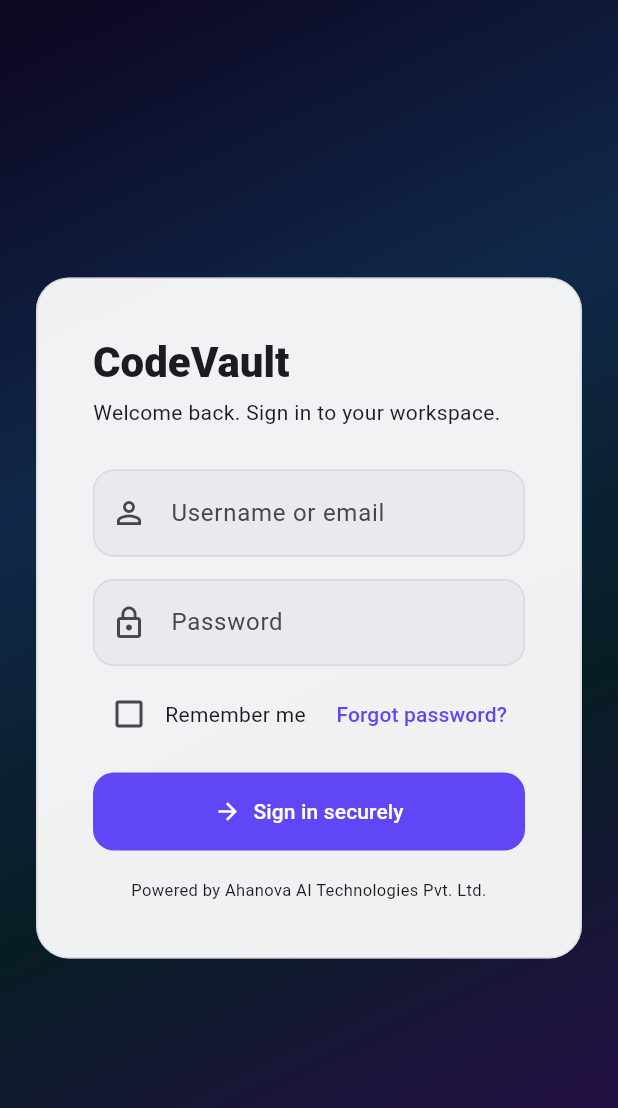
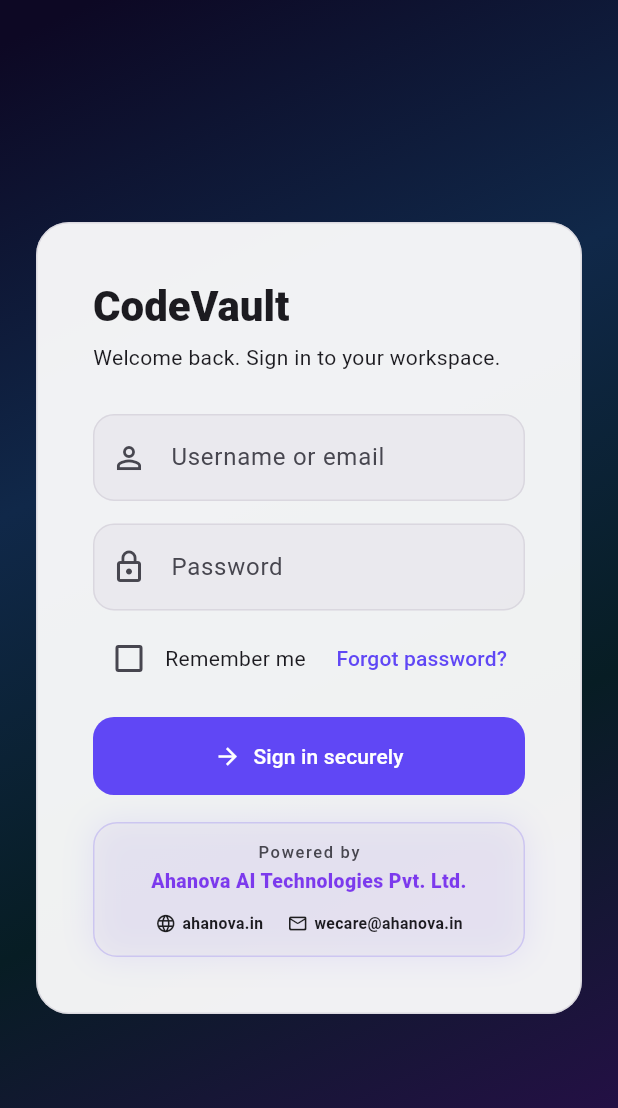
Before and after one commit to SATABHISHA/CodeVault, a Flutter app: the screen it shows after launch, on a phone screen of 412 x 824 dp. Shown: the top 1108 px of the screen. Run offline on Flutter 3.47's test engine with Material 3 defaults, Android fonts, the phone set to English and light mode, and no system bars; our stand-ins replace dio, drift, flutter_riverpod, flutter_secure_storage, go_router, pdf and 2 more; missing offline and left inert: barcode, cryptography, dart:js_interop, file_selector; accounts and stored records are empty; generated files the repository leaves out were written again.

Commit message:
have added our comapny name in branded way

```diff
--- a/lib/features/authentication/presentation/login_screen.dart
+++ b/lib/features/authentication/presentation/login_screen.dart
@@ -7,6 +7,7 @@
 import 'package:codevault/platform/windows/data/bootstrap_store.dart';
 import 'package:codevault/shared/widgets/animated_login_background.dart';
 import 'package:codevault/shared/widgets/app_text_field.dart';
+import 'package:codevault/shared/widgets/ahanova_signature.dart';
 import 'package:dio/dio.dart';
 import 'package:flutter/material.dart';
 import 'package:flutter_riverpod/flutter_riverpod.dart';
@@ -161,14 +162,16 @@
                               ),
                               const SizedBox(height: 8),
                               Row(
-                                mainAxisAlignment: MainAxisAlignment.spaceBetween,
+                                mainAxisAlignment:
+                                    MainAxisAlignment.spaceBetween,
                                 children: [
                                   Row(
                                     children: [
                                       Checkbox(
                                         value: rememberMe,
                                         onChanged: (val) => setState(
-                                            () => rememberMe = val ?? false),
+                                          () => rememberMe = val ?? false,
+                                        ),
                                       ),
                                       const Text('Remember me'),
                                     ],
@@ -197,11 +200,7 @@
                                 ),
                               ),
                               const SizedBox(height: 18),
-                              const Text(
-                                BrandConfig.poweredBy,
-                                textAlign: TextAlign.center,
-                                style: TextStyle(fontSize: 11),
-                              ),
+                              const AhanovaSignature(),
                             ],
                           ),
                         ),
@@ -295,15 +294,19 @@
         String message;
         if (exception is DioException) {
           if (exception.response == null) {
-            message = 'We could not reach CodeVault. Check your connection and try again.';
+            message =
+                'We could not reach CodeVault. Check your connection and try again.';
           } else if (exception.response?.statusCode == 429) {
-            message = 'Too many attempts. Please wait a moment before trying again.';
+            message =
+                'Too many attempts. Please wait a moment before trying again.';
           } else if (exception.response?.statusCode == 422) {
-            message = 'The username or password is incorrect. Please check your details.';
+            message =
+                'The username or password is incorrect. Please check your details.';
           } else if (exception.response?.statusCode == 403) {
             message = 'Your account or tenant is currently unavailable.';
           } else {
-            message = 'An unexpected server error occurred (${exception.response?.statusCode}). Please try again later.';
+            message =
+                'An unexpected server error occurred (${exception.response?.statusCode}). Please try again later.';
           }
         } else {
           message = 'An unexpected error occurred. Please try again.';
@@ -320,7 +323,9 @@
   Future<void> _persistCompanyId(String companyId) async {
     try {
       await createBootstrapStore().writeCompanyId(companyId);
-    } catch (_) { /* bootstrap store failure is non-fatal */ }
+    } catch (_) {
+      /* bootstrap store failure is non-fatal */
+    }
   }
 
   Future<void> _showLoginFailure(String message) => showGeneralDialog<void>(
--- a/lib/features/authentication/presentation/splash_screen.dart
+++ b/lib/features/authentication/presentation/splash_screen.dart
@@ -2,6 +2,7 @@
 import 'package:codevault/core/platform/platform_capabilities.dart';
 import 'package:flutter/material.dart';
 import 'package:go_router/go_router.dart';
+import 'package:codevault/shared/widgets/ahanova_signature.dart';
 
 class SplashScreen extends StatefulWidget {
   const SplashScreen({super.key});
@@ -40,7 +41,7 @@
               style: TextStyle(fontSize: 32, fontWeight: FontWeight.w700),
             ),
             SizedBox(height: 8),
-            Text(BrandConfig.poweredBy),
+            AhanovaSignature(),
           ],
         ),
       ),
--- /dev/null
+++ b/lib/shared/widgets/ahanova_signature.dart
@@ -0,0 +1,156 @@
+import 'package:flutter/material.dart';
+import 'package:url_launcher/url_launcher.dart';
+
+import '../../core/config/brand_config.dart';
+
+/// Animated, reusable company signature for authentication and app chrome.
+class AhanovaSignature extends StatefulWidget {
+  const AhanovaSignature({this.compact = false, super.key});
+
+  final bool compact;
+
+  @override
+  State<AhanovaSignature> createState() => _AhanovaSignatureState();
+}
+
+class _AhanovaSignatureState extends State<AhanovaSignature>
+    with SingleTickerProviderStateMixin {
+  late final AnimationController animation = AnimationController(
+    vsync: this,
+    duration: const Duration(seconds: 4),
+  )..repeat();
+
+  @override
+  void dispose() {
+    animation.dispose();
+    super.dispose();
+  }
+
+  Future<void> _open(String value) async {
+    final uri = Uri.parse(value);
+    if (!await launchUrl(uri, mode: LaunchMode.platformDefault) && mounted) {
+      ScaffoldMessenger.maybeOf(
+        context,
+      )?.showSnackBar(SnackBar(content: Text('Could not open $value')));
+    }
+  }
+
+  @override
+  Widget build(BuildContext context) {
+    final scheme = Theme.of(context).colorScheme;
+    final companyStyle = Theme.of(context).textTheme.labelLarge?.copyWith(
+      fontSize: widget.compact ? 11 : 13,
+      fontWeight: FontWeight.w900,
+      letterSpacing: .25,
+    );
+    return Semantics(
+      label:
+          '${BrandConfig.poweredBy}. Website ${BrandConfig.website}. Email ${BrandConfig.supportEmail}',
+      child: Container(
+        padding: EdgeInsets.symmetric(
+          horizontal: widget.compact ? 8 : 14,
+          vertical: widget.compact ? 8 : 11,
+        ),
+        decoration: BoxDecoration(
+          color: scheme.surfaceContainerHighest.withValues(alpha: .34),
+          borderRadius: BorderRadius.circular(16),
+          border: Border.all(color: scheme.primary.withValues(alpha: .20)),
+          boxShadow: [
+            BoxShadow(
+              color: scheme.primary.withValues(alpha: .10),
+              blurRadius: 18,
+              spreadRadius: 1,
+            ),
+          ],
+        ),
+        child: Column(
+          mainAxisSize: MainAxisSize.min,
+          children: [
+            Text(
+              'Powered by',
+              style: Theme.of(context).textTheme.labelSmall?.copyWith(
+                color: scheme.onSurfaceVariant,
+                letterSpacing: 1.1,
+              ),
+            ),
+            const SizedBox(height: 2),
+            AnimatedBuilder(
+              animation: animation,
+              builder: (context, child) => ShaderMask(
+                blendMode: BlendMode.srcIn,
+                shaderCallback: (bounds) => LinearGradient(
+                  begin: Alignment(-1.8 + animation.value * 3.6, -1),
+                  end: Alignment(-.8 + animation.value * 3.6, 1),
+                  colors: const [
+                    Color(0xFF7C3AED),
+                    Color(0xFF22D3EE),
+                    Color(0xFFF472B6),
+                    Color(0xFF7C3AED),
+                  ],
+                ).createShader(bounds),
+                child: child,
+              ),
+              child: Text(
+                BrandConfig.companyName,
+                textAlign: TextAlign.center,
+                maxLines: 2,
+                overflow: TextOverflow.ellipsis,
+                style: companyStyle,
+              ),
+            ),
+            SizedBox(height: widget.compact ? 5 : 8),
+            Wrap(
+              alignment: WrapAlignment.center,
+              spacing: widget.compact ? 2 : 6,
+              runSpacing: 2,
+              children: [
+                _contact(
+                  icon: Icons.language_rounded,
+                  label: 'ahanova.in',
+                  tooltip: BrandConfig.website,
+                  onTap: () => _open(BrandConfig.website),
+                ),
+                _contact(
+                  icon: Icons.mail_outline_rounded,
+                  label: BrandConfig.supportEmail,
+                  tooltip: 'Email ${BrandConfig.supportEmail}',
+                  onTap: () => _open('mailto:${BrandConfig.supportEmail}'),
+                ),
+              ],
+            ),
+          ],
+        ),
+      ),
+    );
+  }
+
+  Widget _contact({
+    required IconData icon,
+    required String label,
+    required String tooltip,
+    required VoidCallback onTap,
+  }) => Tooltip(
+    message: tooltip,
+    child: InkWell(
+      borderRadius: BorderRadius.circular(10),
+      onTap: onTap,
+      child: Padding(
+        padding: const EdgeInsets.symmetric(horizontal: 5, vertical: 3),
+        child: Row(
+          mainAxisSize: MainAxisSize.min,
+          children: [
+            Icon(icon, size: widget.compact ? 11 : 14),
+            const SizedBox(width: 4),
+            Text(
+              label,
+              style: TextStyle(
+                fontSize: widget.compact ? 8.5 : 10.5,
+                fontWeight: FontWeight.w600,
+              ),
+            ),
+          ],
+        ),
+      ),
+    ),
+  );
+}
--- a/pubspec.yaml
+++ b/pubspec.yaml
@@ -52,6 +52,7 @@
   barcode: ^2.2.9
   web: ^1.1.1
   file_selector: ^1.0.4
+  url_launcher: ^6.3.2
 
 dev_dependencies:
   flutter_test:
```
Also changed, not shown: lib/features/dashboard/presentation/app_shell.dart (+11 -6 lines), lib/features/windows_desktop/presentation/windows_entry_screen.dart (+56 -22 lines), pubspec.lock, 3 other files.
